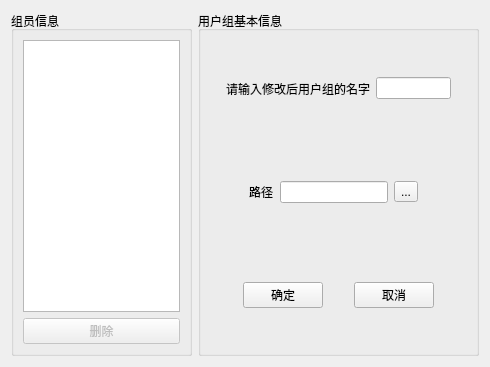
The window that editgroupdialog.ui (z1908144712/QtFtpServer) describes before a commit, drawn with Qt 5.
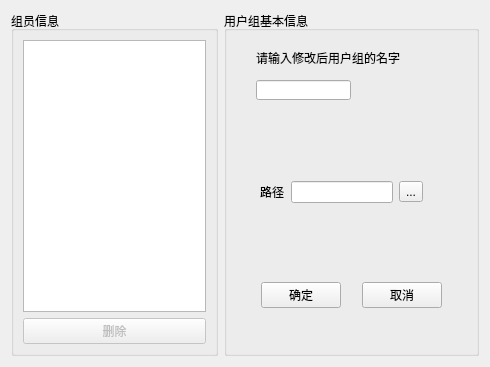
The same window after the commit.

Diff of the .ui file:
```diff
--- a/editgroupdialog.ui
+++ b/editgroupdialog.ui
@@ -44,44 +44,42 @@
      <layout class="QVBoxLayout" name="verticalLayout_2">
       <item>
        <widget class="QWidget" name="widget" native="true">
-        <layout class="QHBoxLayout" name="horizontalLayout">
-         <item>
-          <spacer name="horizontalSpacer_4">
-           <property name="orientation">
-            <enum>Qt::Horizontal</enum>
-           </property>
-           <property name="sizeHint" stdset="0">
-            <size>
-             <width>40</width>
-             <height>20</height>
-            </size>
-           </property>
-          </spacer>
-         </item>
-         <item>
           <widget class="QLabel" name="label_2">
+         <property name="geometry">
+          <rect>
+           <x>20</x>
+           <y>10</y>
+           <width>151</width>
+           <height>16</height>
+          </rect>
+         </property>
            <property name="text">
             <string>请输入修改后用户组的名字</string>
            </property>
           </widget>
-         </item>
-         <item>
-          <widget class="QLineEdit" name="groupname"/>
-         </item>
-         <item>
-          <spacer name="horizontalSpacer_3">
-           <property name="orientation">
-            <enum>Qt::Horizontal</enum>
-           </property>
-           <property name="sizeHint" stdset="0">
-            <size>
-             <width>40</width>
+        <widget class="QLineEdit" name="groupname">
+         <property name="geometry">
+          <rect>
+           <x>20</x>
+           <y>40</y>
+           <width>95</width>
+           <height>20</height>
+          </rect>
+         </property>
+        </widget>
+        <widget class="QLabel" name="inform">
+         <property name="geometry">
+          <rect>
+           <x>120</x>
+           <y>40</y>
+           <width>111</width>
              <height>20</height>
-            </size>
-           </property>
-          </spacer>
-         </item>
-        </layout>
+          </rect>
+         </property>
+         <property name="text">
+          <string/>
+         </property>
+        </widget>
        </widget>
       </item>
       <item>
```
Lines whose indentation alone changed are shown as unchanged.
